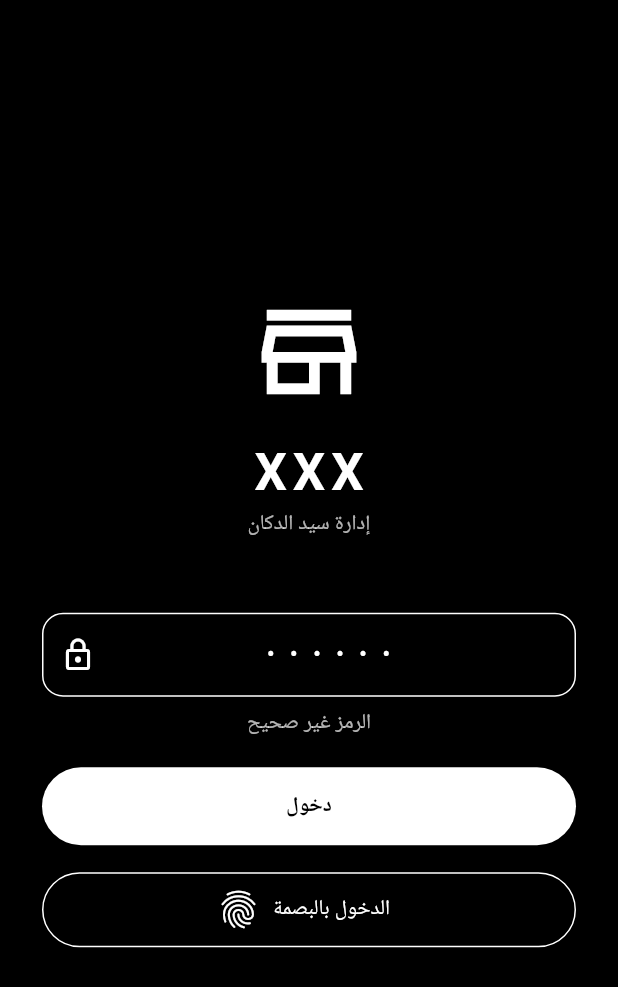
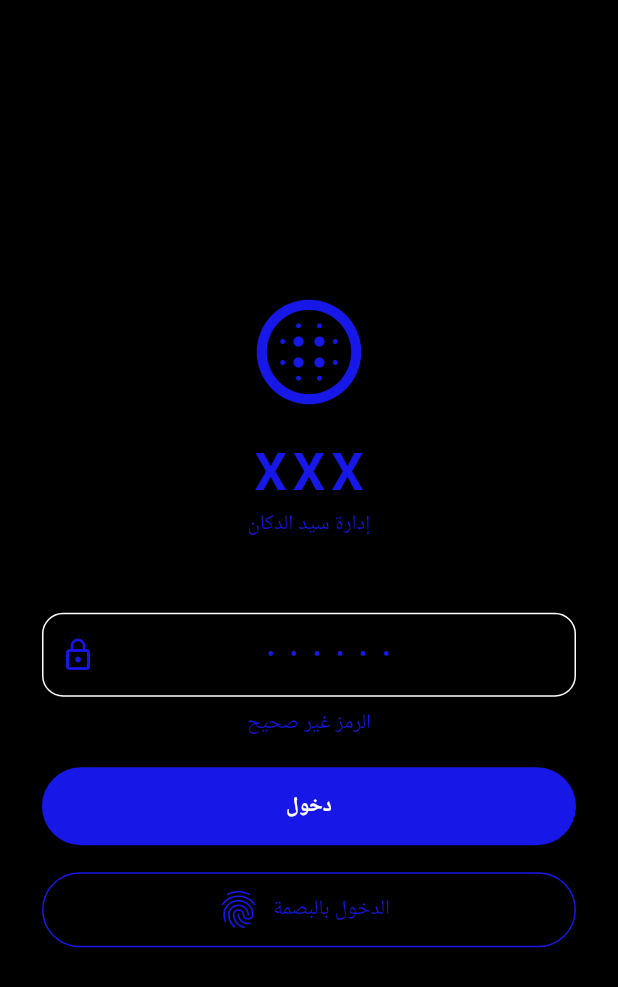
Before and after one commit to mustafamontee-creator/sayed-al-dukan, a Flutter app: the screen it shows after launch, after a tap on "دخول", on a phone screen of 412 x 824 dp. Shown: the top 987 px of the screen. Run offline on Flutter 3.47's test engine with Material 3 defaults, Android fonts, the phone set to English and light mode, and no system bars; our stand-ins replace cached_network_image, flutter_map, flutter_svg, geolocator, google_fonts, image_picker and 4 more; accounts and stored records are empty.

Commit message:
Switch XXX login UI to black and blue branding

```diff
--- a/XXX/lib/main.dart
+++ b/XXX/lib/main.dart
@@ -3,6 +3,7 @@ import 'package:flutter/material.dart';
 void main() => runApp(const XXXApp());
 
 const _pin = '011780';
+const _blue = Color(0xFF1717E8);
 
 class XXXApp extends StatelessWidget {
   const XXXApp({super.key});
@@ -10,7 +11,9 @@ class XXXApp extends StatelessWidget {
   Widget build(BuildContext context) => MaterialApp(
     title: 'XXX', debugShowCheckedModeBanner: false,
     theme: ThemeData(brightness: Brightness.dark, scaffoldBackgroundColor: Colors.black,
-      colorScheme: const ColorScheme.dark(primary: Colors.white, surface: Color(0xFF171717)), useMaterial3: true),
+      colorScheme: const ColorScheme.dark(primary: _blue, surface: Color(0xFF111111)),
+      appBarTheme: const AppBarTheme(backgroundColor: Colors.black, foregroundColor: _blue),
+      useMaterial3: true),
     home: const PinLogin(),
   );
 }
@@ -31,28 +34,30 @@ class _PinLoginState extends State<PinLogin> {
   @override Widget build(BuildContext context) => Scaffold(body: SafeArea(child: Center(child: SingleChildScrollView(
     padding: const EdgeInsets.all(28), child: ConstrainedBox(constraints: const BoxConstraints(maxWidth: 420),
     child: Column(mainAxisAlignment: MainAxisAlignment.center, children: [
-      const Icon(Icons.store_outlined, size: 84, color: Colors.white), const SizedBox(height: 14),
-      const Text('XXX', style: TextStyle(fontSize: 34, fontWeight: FontWeight.bold, letterSpacing: 4)),
-      const Text('إدارة سيد الدكان', style: TextStyle(color: Colors.white70)), const SizedBox(height: 48),
+      const Icon(Icons.blur_circular, size: 84, color: _blue),
+      const SizedBox(height: 14),
+      const Text('XXX', style: TextStyle(fontSize: 34, fontWeight: FontWeight.bold, letterSpacing: 4, color: _blue)),
+      const Text('إدارة سيد الدكان', style: TextStyle(color: _blue)), const SizedBox(height: 48),
       TextField(controller: pinController, obscureText: true, keyboardType: TextInputType.number,
         textAlign: TextAlign.center, maxLength: 6, decoration: InputDecoration(counterText: '',
-        hintText: '••••••', hintStyle: const TextStyle(letterSpacing: 10), prefixIcon: const Icon(Icons.lock_outline),
+        hintText: '••••••', hintStyle: const TextStyle(letterSpacing: 10, color: _blue),
+        prefixIcon: const Icon(Icons.lock_outline, color: _blue),
         border: OutlineInputBorder(borderRadius: BorderRadius.circular(14))), onSubmitted: (_) => enter()),
-      if (error != null) Padding(padding: const EdgeInsets.only(top: 8), child: Text(error!, style: const TextStyle(color: Colors.white70))),
+      if (error != null) Padding(padding: const EdgeInsets.only(top: 8), child: Text(error!, style: const TextStyle(color: _blue))),
       const SizedBox(height: 18),
       SizedBox(width: double.infinity, height: 52, child: ElevatedButton(onPressed: enter,
-        style: ElevatedButton.styleFrom(backgroundColor: Colors.white, foregroundColor: Colors.black),
+        style: ElevatedButton.styleFrom(backgroundColor: _blue, foregroundColor: Colors.white),
         child: const Text('دخول', style: TextStyle(fontWeight: FontWeight.bold)))),
       const SizedBox(height: 18),
       OutlinedButton.icon(onPressed: () => ScaffoldMessenger.of(context).showSnackBar(
         const SnackBar(content: Text('سيتم تفعيل البصمة وFace ID عند ربط المصادقة')),
-      ), icon: const Icon(Icons.fingerprint, size: 30), label: const Text('الدخول بالبصمة'),
-        style: OutlinedButton.styleFrom(foregroundColor: Colors.white, minimumSize: const Size(double.infinity, 50))),
+      ), icon: const Icon(Icons.fingerprint, size: 30, color: _blue), label: const Text('الدخول بالبصمة'),
+        style: OutlinedButton.styleFrom(foregroundColor: _blue, side: const BorderSide(color: _blue), minimumSize: const Size(double.infinity, 50))),
     ]))))));
 }
 
 class ManagerHome extends StatelessWidget {
   const ManagerHome({super.key});
   @override Widget build(BuildContext context) => Scaffold(appBar: AppBar(title: const Text('XXX')),
-    body: const Center(child: Text('واجهة الإدارة الرئيسية', style: TextStyle(fontSize: 24))));
+    body: const Center(child: Text('واجهة الإدارة الرئيسية', style: TextStyle(fontSize: 24, color: _blue))));
 }
```
